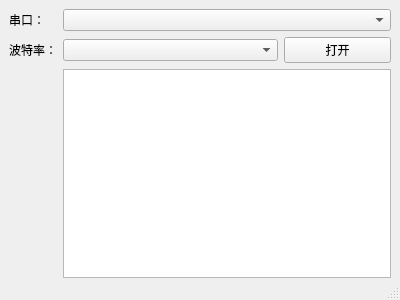
Before: the Qt Designer form upper/serial_panel/mainwindow.ui in chaosannals/exert-qt6, drawn with Qt 5.
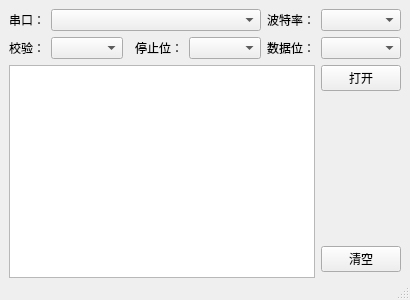
After: the same form once the commit is applied.

```diff
--- a/upper/serial_panel/mainwindow.ui
+++ b/upper/serial_panel/mainwindow.ui
@@ -14,12 +14,19 @@
    <string>Serial Panel</string>
   </property>
   <widget class="QWidget" name="centralwidget">
-   <layout class="QGridLayout" name="gridLayout" columnstretch="0,0,0">
+   <layout class="QGridLayout" name="gridLayout" columnstretch="0,0,0,0,0,0,0">
     <property name="bottomMargin">
      <number>0</number>
     </property>
-    <item row="0" column="1" colspan="2">
-     <widget class="QComboBox" name="serialPortComboBox">
+    <item row="1" column="5">
+     <widget class="QLabel" name="dataBitsLabel">
+      <property name="text">
+       <string>数据位：</string>
+      </property>
+     </widget>
+    </item>
+    <item row="1" column="6">
+     <widget class="QComboBox" name="dataBitsComboBox">
       <property name="sizePolicy">
        <sizepolicy hsizetype="Preferred" vsizetype="Fixed">
         <horstretch>1</horstretch>
@@ -28,16 +35,32 @@
       </property>
      </widget>
     </item>
-    <item row="1" column="1">
-     <widget class="QComboBox" name="rateComboBox">
+    <item row="2" column="0" rowspan="5" colspan="6">
+     <widget class="QTextEdit" name="outputTextEdit">
       <property name="sizePolicy">
-       <sizepolicy hsizetype="Preferred" vsizetype="Fixed">
-        <horstretch>2</horstretch>
+       <sizepolicy hsizetype="Expanding" vsizetype="Expanding">
+        <horstretch>1</horstretch>
         <verstretch>0</verstretch>
        </sizepolicy>
       </property>
      </widget>
     </item>
+    <item row="5" column="6">
+     <widget class="QPushButton" name="clearButton">
+      <property name="sizePolicy">
+       <sizepolicy hsizetype="Minimum" vsizetype="Fixed">
+        <horstretch>0</horstretch>
+        <verstretch>0</verstretch>
+       </sizepolicy>
+      </property>
+      <property name="text">
+       <string>清空</string>
+      </property>
+      <property name="autoRepeatDelay">
+       <number>300</number>
+      </property>
+     </widget>
+    </item>
     <item row="0" column="0">
      <widget class="QLabel" name="serialPortLabel">
       <property name="text">
@@ -45,30 +68,73 @@
       </property>
      </widget>
     </item>
-    <item row="1" column="2">
+    <item row="2" column="6">
      <widget class="QPushButton" name="openButton">
       <property name="text">
        <string>打开</string>
       </property>
      </widget>
     </item>
-    <item row="1" column="0">
+    <item row="4" column="6">
+     <spacer name="verticalSpacer">
+      <property name="orientation">
+       <enum>Qt::Vertical</enum>
+      </property>
+      <property name="sizeHint" stdset="0">
+       <size>
+        <width>20</width>
+        <height>40</height>
+       </size>
+      </property>
+     </spacer>
+    </item>
+    <item row="0" column="6">
+     <widget class="QComboBox" name="rateComboBox">
+      <property name="sizePolicy">
+       <sizepolicy hsizetype="Preferred" vsizetype="Fixed">
+        <horstretch>1</horstretch>
+        <verstretch>0</verstretch>
+       </sizepolicy>
+      </property>
+     </widget>
+    </item>
+    <item row="0" column="5">
      <widget class="QLabel" name="rateLabel">
       <property name="text">
        <string>波特率：</string>
       </property>
      </widget>
     </item>
-    <item row="2" column="1" colspan="2">
-     <widget class="QTextEdit" name="outputTextEdit">
+    <item row="0" column="1" colspan="4">
+     <widget class="QComboBox" name="serialPortComboBox">
       <property name="sizePolicy">
-       <sizepolicy hsizetype="Expanding" vsizetype="Expanding">
+       <sizepolicy hsizetype="Preferred" vsizetype="Fixed">
         <horstretch>1</horstretch>
         <verstretch>0</verstretch>
        </sizepolicy>
       </property>
      </widget>
     </item>
+    <item row="1" column="4">
+     <widget class="QComboBox" name="stopBitsComboBox"/>
+    </item>
+    <item row="1" column="3">
+     <widget class="QLabel" name="stopBitsLabel">
+      <property name="text">
+       <string>停止位：</string>
+      </property>
+     </widget>
+    </item>
+    <item row="1" column="0">
+     <widget class="QLabel" name="parityLabel">
+      <property name="text">
+       <string>校验：</string>
+      </property>
+     </widget>
+    </item>
+    <item row="1" column="1">
+     <widget class="QComboBox" name="parityComboBox"/>
+    </item>
    </layout>
   </widget>
   <widget class="QMenuBar" name="menubar">
```
